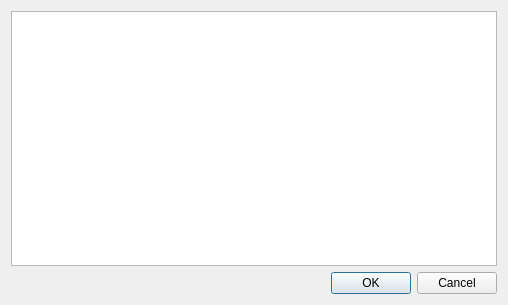
Old version of the form src/widgets/tracksconfigdialog_ui.ui in the repository KDE/kdenlive.
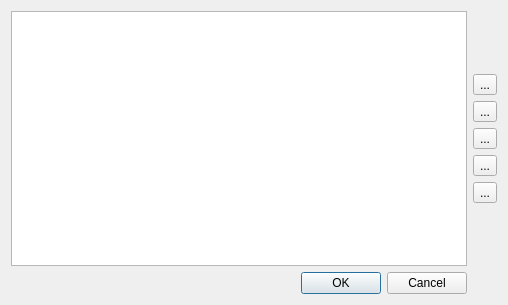
New version of the form.

Commit message: Tracks Config Dialog: - Add Button to reset the table - Add Button to delete a track

What changed in the file:
```diff
--- a/src/widgets/tracksconfigdialog_ui.ui
+++ b/src/widgets/tracksconfigdialog_ui.ui
@@ -40,6 +40,71 @@
      </property>
     </widget>
    </item>
+   <item row="0" column="1">
+    <layout class="QVBoxLayout" name="verticalLayout">
+     <item>
+      <spacer name="verticalSpacer_2">
+       <property name="orientation">
+        <enum>Qt::Vertical</enum>
+       </property>
+       <property name="sizeHint" stdset="0">
+        <size>
+         <width>20</width>
+         <height>40</height>
+        </size>
+       </property>
+      </spacer>
+     </item>
+     <item>
+      <widget class="QToolButton" name="buttonUp">
+       <property name="text">
+        <string>...</string>
+       </property>
+      </widget>
+     </item>
+     <item>
+      <widget class="QToolButton" name="buttonDown">
+       <property name="text">
+        <string>...</string>
+       </property>
+      </widget>
+     </item>
+     <item>
+      <widget class="QToolButton" name="buttonAdd">
+       <property name="text">
+        <string>...</string>
+       </property>
+      </widget>
+     </item>
+     <item>
+      <widget class="QToolButton" name="buttonDelete">
+       <property name="text">
+        <string>...</string>
+       </property>
+      </widget>
+     </item>
+     <item>
+      <widget class="QToolButton" name="buttonReset">
+       <property name="text">
+        <string>...</string>
+       </property>
+      </widget>
+     </item>
+     <item>
+      <spacer name="verticalSpacer">
+       <property name="orientation">
+        <enum>Qt::Vertical</enum>
+       </property>
+       <property name="sizeHint" stdset="0">
+        <size>
+         <width>20</width>
+         <height>40</height>
+        </size>
+       </property>
+      </spacer>
+     </item>
+    </layout>
+   </item>
   </layout>
  </widget>
  <resources/>
```
The commit also changes 5 other files.
